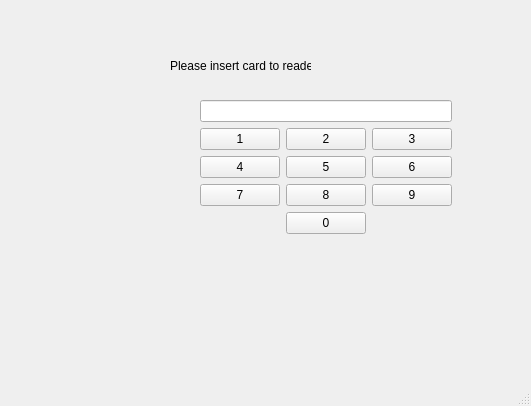
banksimul2022/group11, file bankautomat/mainwindow.ui: the form before one commit.
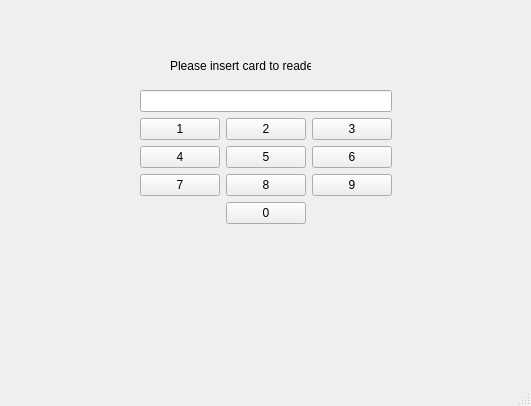
The form after the commit.

Patch:
```diff
--- a/bankautomat/mainwindow.ui
+++ b/bankautomat/mainwindow.ui
@@ -27,12 +27,12 @@
      <string>Please insert card to reader</string>
     </property>
    </widget>
-   <widget class="QWidget" name="">
+   <widget class="QWidget" name="layoutWidget">
     <property name="geometry">
      <rect>
-      <x>200</x>
-      <y>100</y>
-      <width>91</width>
+      <x>140</x>
+      <y>90</y>
+      <width>254</width>
       <height>161</height>
      </rect>
     </property>
```
